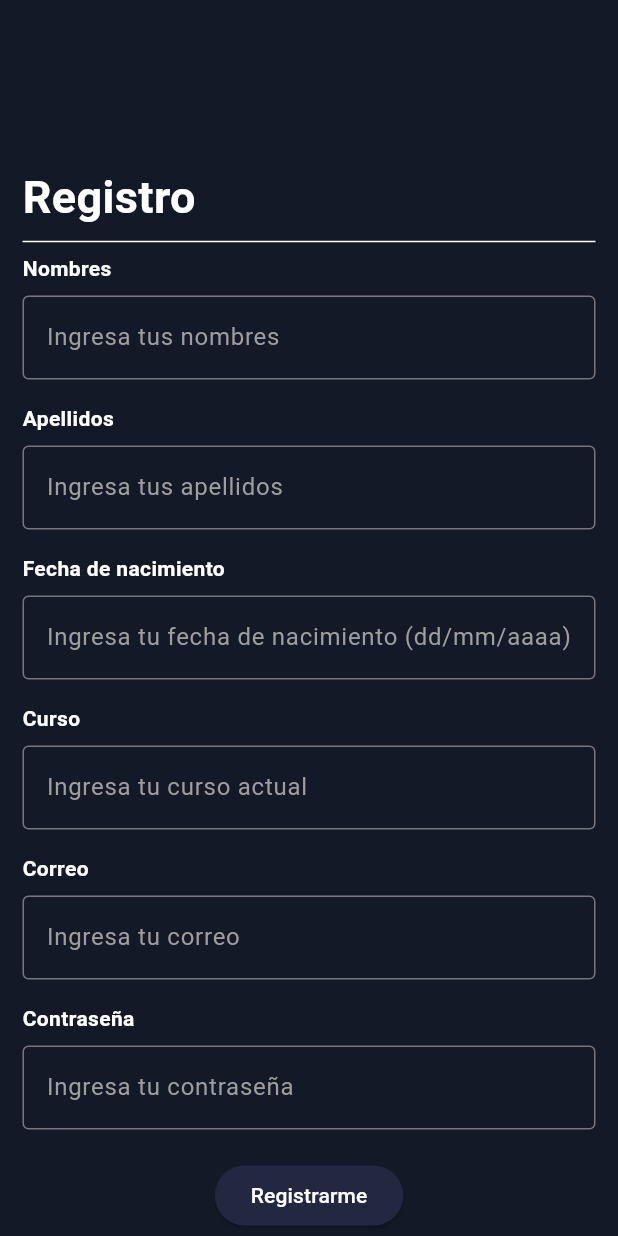
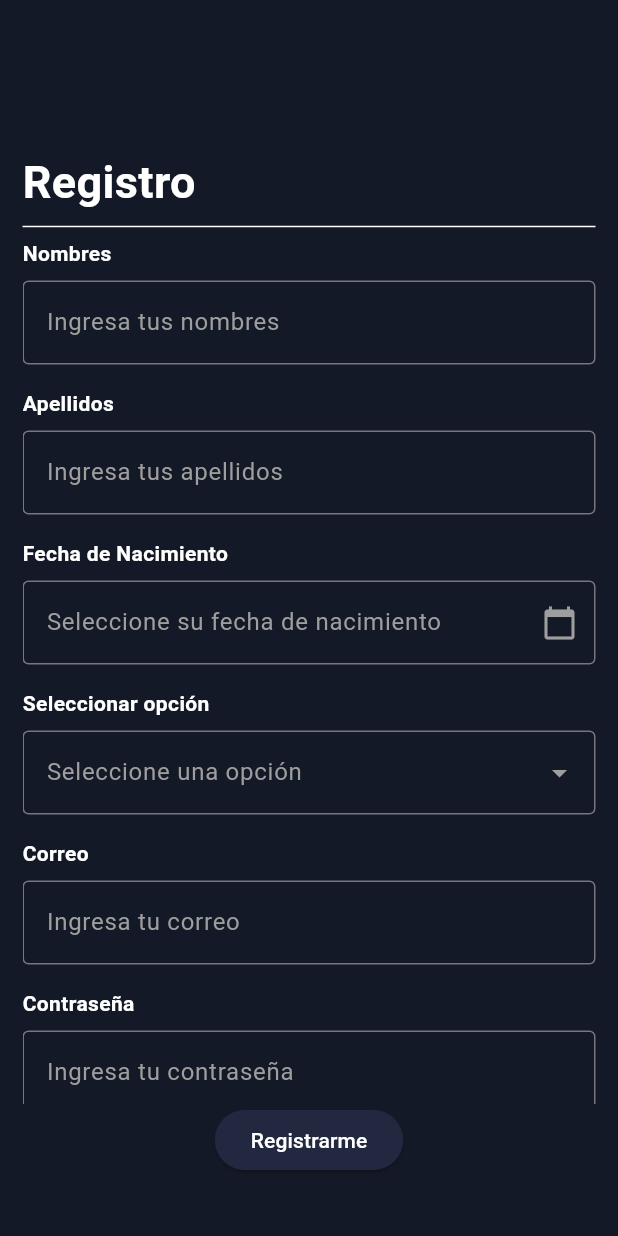
Before and after one commit to Fausto-Briones/OIEC-Project, a Flutter app: the Register screen opened directly, on a phone screen of 412 x 824 dp. Run offline on Flutter 3.47's test engine with Material 3 defaults, Android fonts, the phone set to English and light mode, and no system bars; our stand-ins replace firebase_auth, firebase_core, flutter_svg; accounts and stored records are empty; project files that could hold a hidden picture were left out.

Commit message:
Componentes para fecha y curso en registro

```diff
--- /dev/null
+++ b/oiec_app/lib/components/coursePickerComponent.dart
@@ -0,0 +1,81 @@
+import 'package:flutter/material.dart';
+
+class DropdownWithLabel extends StatefulWidget {
+  final String labelText;
+  final TextEditingController controller;
+  final List<String> options;
+  final String hintText;
+  final Color hintColor;
+  final Color textColor;
+
+  DropdownWithLabel({
+    required this.labelText,
+    required this.controller,
+    required this.options,
+    this.hintText = '',
+    this.hintColor = Colors.white,
+    this.textColor = Colors.white,
+  });
+
+  @override
+  _DropdownWithLabelState createState() => _DropdownWithLabelState();
+}
+
+class _DropdownWithLabelState extends State<DropdownWithLabel> {
+  String? _selectedOption;
+
+  @override
+  Widget build(BuildContext context) {
+    return Column(
+      crossAxisAlignment: CrossAxisAlignment.start,
+      children: [
+        Text(
+          widget.labelText,
+          style: TextStyle(
+            color: Colors.white,
+            fontFamily: 'Roboto',
+            fontWeight: FontWeight.bold,
+          ),
+        ),
+        SizedBox(height: 8),
+        TextField(
+          style: TextStyle(color: widget.textColor),
+          controller: widget.controller,
+          readOnly: true,
+          decoration: InputDecoration(
+            border: OutlineInputBorder(),
+            hintText: widget.hintText,
+            hintStyle: TextStyle(color: widget.hintColor),
+            suffixIcon: Icon(
+              Icons.arrow_drop_down,
+              color: widget.hintColor,
+            ),
+          ),
+          onTap: () {
+            showModalBottomSheet(
+              context: context,
+              builder: (BuildContext context) {
+                return ListView.builder(
+                  itemCount: widget.options.length,
+                  itemBuilder: (context, index) {
+                    final option = widget.options[index];
+                    return ListTile(
+                      title: Text(option),
+                      onTap: () {
+                        setState(() {
+                          _selectedOption = option;
+                          widget.controller.text = option;
+                        });
+                        Navigator.pop(context);
+                      },
+                    );
+                  },
+                );
+              },
+            );
+          },
+        ),
+      ],
+    );
+  }
+}
--- /dev/null
+++ b/oiec_app/lib/components/datePickerComponent.dart
@@ -0,0 +1,85 @@
+import 'package:flutter/material.dart';
+
+class DatePickerWithLabel extends StatefulWidget {
+  final String labelText;
+  final TextEditingController controller;
+  final String hintText;
+  final Color hintColor;
+  final Color textColor;
+
+  DatePickerWithLabel({
+    required this.labelText,
+    required this.controller,
+    this.hintText = '',
+    this.hintColor = Colors.white,
+    this.textColor = Colors.white,
+  });
+
+  @override
+  _DatePickerWithLabelState createState() => _DatePickerWithLabelState();
+}
+
+class _DatePickerWithLabelState extends State<DatePickerWithLabel> {
+  @override
+  Widget build(BuildContext context) {
+    return Column(
+      crossAxisAlignment: CrossAxisAlignment.start,
+      children: [
+        Text(
+          widget.labelText,
+          style: TextStyle(
+            color: Colors.white,
+            fontFamily: 'Roboto',
+            fontWeight: FontWeight.bold,
+          ),
+        ),
+        SizedBox(height: 8),
+        TextField(
+          style: TextStyle(color: widget.textColor),
+          controller: widget.controller,
+          readOnly: true,
+          decoration: InputDecoration(
+            border: OutlineInputBorder(),
+            hintText: widget.hintText,
+            hintStyle: TextStyle(color: widget.hintColor),
+            suffixIcon: Icon(
+              Icons.calendar_today,
+              color: widget.hintColor,
+            ),
+          ),
+          onTap: () async {
+            DateTime? pickedDate = await showDatePicker(
+              context: context,
+              initialDate: DateTime.now(),
+              firstDate: DateTime(1900),
+              lastDate: DateTime.now(),
+              builder: (context, child) {
+                return Theme(
+                  data: Theme.of(context).copyWith(
+                    colorScheme: ColorScheme.light(
+                      primary: Colors.blue, // <-- Change this for the color of the selected date
+                      onPrimary: Colors.white, // <-- Change this for the text color on the selected date
+                      onSurface: Colors.black, // <-- Change this for the default text color
+                    ),
+                    textButtonTheme: TextButtonThemeData(
+                      style: TextButton.styleFrom(
+                        foregroundColor: Colors.blue, // <-- Change this for the color of the button text
+                      ),
+                    ),
+                  ),
+                  child: child!,
+                );
+              },
+            );
+
+            if (pickedDate != null) {
+              setState(() {
+                widget.controller.text = "${pickedDate.toLocal()}".split(' ')[0];
+              });
+            }
+          },
+        ),
+      ],
+    );
+  }
+}
--- a/oiec_app/lib/screens/register.dart
+++ b/oiec_app/lib/screens/register.dart
@@ -1,56 +1,11 @@
 import 'package:flutter/material.dart';
 import 'package:flutter/widgets.dart';
+import 'package:oiec_app/components/coursePickerComponent.dart';
+import 'package:oiec_app/components/datePickerComponent.dart';
 import 'package:oiec_app/services/auth.dart';
 import 'package:oiec_app/services/navigator.dart';
 import 'package:oiec_app/utilities/colorsController.dart';
 import 'package:oiec_app/components/inputTextComponent.dart';
-
-class BirthdayField extends StatefulWidget {
-  @override
-  _BirthdayFieldState createState() => _BirthdayFieldState();
-}
-
-class _BirthdayFieldState extends State<BirthdayField> {
-  TextEditingController _controller = TextEditingController();
-
-  Future<void> _selectDate(BuildContext context) async {
-    DateTime? picked = await showDatePicker(
-      context: context,
-      initialDate: DateTime.now(),
-      firstDate: DateTime(1900),
-      lastDate: DateTime(2101),
-    );
-
-    if (picked != null) {
-      setState(() {
-        _controller.text = "${picked.toLocal()}".split(' ')[0];
-      });
-    }
-  }
-
-  @override
-  Widget build(BuildContext context) {
-    return TextField(
-      controller: _controller,
-      decoration: InputDecoration(
-        hintText: "Selecciona tu fecha de nacimiento",
-        hintStyle: TextStyle(color: Colors.white),
-        labelStyle: TextStyle(color: Colors.white),
-        suffixIcon: IconButton(
-          icon: Icon(Icons.calendar_today),
-          onPressed: () {
-            _selectDate(context);
-          },
-        ),
-        border: OutlineInputBorder(),
-      ),
-      readOnly: true,
-      onTap: () {
-        _selectDate(context);
-      },
-    );
-  }
-}
 
 class Register extends StatelessWidget {
   Register({super.key});
@@ -70,7 +25,7 @@ class Register extends StatelessWidget {
     return Scaffold(
       backgroundColor: HexColor('#141927'),
       body: Padding(
-        padding: EdgeInsets.only(top: 110, left: 15.0, right: 15.0),
+        padding: EdgeInsets.only(top: 100, left: 15.0, right: 15.0),
         child: Column(children: [
           const Align(
             alignment: Alignment.centerLeft,
@@ -86,8 +41,12 @@ class Register extends StatelessWidget {
           ),
           const Divider(
             color: Colors.white, // Color de la línea
-              thickness: 1,       // Espesor de la línea
+            thickness: 1, // Espesor de la línea
           ),
+          Expanded(
+            child: SingleChildScrollView(
+              child: Column(
+                children: [
                   InputFieldWithLabel(
                     labelText: 'Nombres',
                     controller: _controllerNombre,
@@ -102,19 +61,21 @@ class Register extends StatelessWidget {
                     hintColor: Colors.grey,
                   ),
                   SizedBox(height: 16), // Espacio entre los campos de entrada
-          //BirthdayField(),
-          InputFieldWithLabel(
-            labelText: 'Fecha de nacimiento',
+                  DatePickerWithLabel(
+                    labelText: 'Fecha de Nacimiento',
                     controller: _controllerFecha,
-            hintText: 'Ingresa tu fecha de nacimiento (dd/mm/aaaa)',
+                    hintText: 'Seleccione su fecha de nacimiento',
                     hintColor: Colors.grey,
+                    textColor: Colors.white,
                   ),
                   SizedBox(height: 16), // Espacio entre los campos de entrada
-          InputFieldWithLabel(
-            labelText: 'Curso',
+                  DropdownWithLabel(
+                    labelText: 'Seleccionar opción',
                     controller: _controllerCurso,
-            hintText: 'Ingresa tu curso actual',
+                    options: ["Primero bachillerato", "Segundo bachillerato", "Tercero bachillerato"],
+                    hintText: 'Seleccione una opción',
                     hintColor: Colors.grey,
+                    textColor: Colors.white,
                   ),
                   SizedBox(height: 16), // Espacio entre los campos de entrada
                   InputFieldWithLabel(
@@ -130,24 +91,32 @@ class Register extends StatelessWidget {
                     hintText: 'Ingresa tu contraseña',
                     hintColor: Colors.grey,
                   ),
-          SizedBox(height: 20),
-          ElevatedButton(
-            onPressed: () async{
-              var result = await _auth.createAccount(_controllerCorreo.text, _controllerContrasenia.text);
-              if(result == 1){
+                ],
+              ),
+            ),
+          ),
+          Padding(
+            padding: EdgeInsets.only(bottom: 40),
+            child: ElevatedButton(
+              onPressed: () async {
+                var result = await _auth.createAccount(
+                    _controllerCorreo.text, _controllerContrasenia.text);
+                if (result == 1) {
                   //Contraseña debil
-              }else if(result==2){
+                } else if (result == 2) {
                   //Correo usado
-              }else if(result!=null){
+                } else if (result != null) {
                   router.navigateToHomeScreen(context);
                 }
               },
               style: ElevatedButton.styleFrom(
-              backgroundColor: HexColor('#21283F'), // Color de fondo del botón
+                backgroundColor:
+                    HexColor('#21283F'), // Color de fondo del botón
                 foregroundColor: Colors.white, // Color del texto
               ),
               child: Text('Registrarme'),
             ),
+          )
         ]),
       ),
     );
```
Lines whose indentation alone changed are shown as unchanged.
